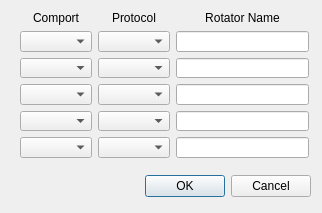
The window that mqt/MqtTestRotator/setupdialog.ui (zsteva/backup-minos2) describes before a commit, drawn with Qt 5.
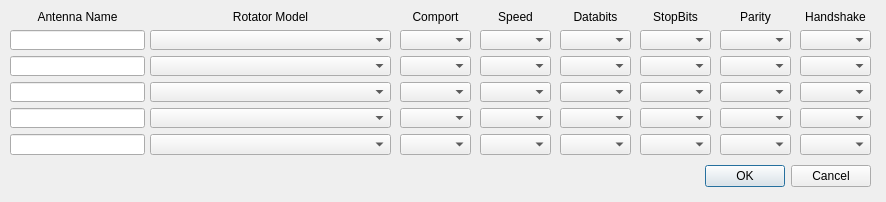
The same window after the commit.

The edit to the form file:
```diff
--- a/mqt/MqtTestRotator/setupdialog.ui
+++ b/mqt/MqtTestRotator/setupdialog.ui
@@ -6,8 +6,8 @@
    <rect>
     <x>0</x>
     <y>0</y>
-    <width>322</width>
-    <height>213</height>
+    <width>886</width>
+    <height>202</height>
    </rect>
   </property>
   <property name="windowTitle">
@@ -16,8 +16,8 @@
   <widget class="QDialogButtonBox" name="buttonBox">
    <property name="geometry">
     <rect>
-     <x>-30</x>
-     <y>170</y>
+     <x>530</x>
+     <y>160</y>
      <width>341</width>
      <height>32</height>
     </rect>
@@ -32,16 +32,125 @@
   <widget class="QWidget" name="layoutWidget">
    <property name="geometry">
     <rect>
-     <x>20</x>
-     <y>11</y>
-     <width>289</width>
-     <height>147</height>
+     <x>10</x>
+     <y>10</y>
+     <width>135</width>
+     <height>145</height>
     </rect>
    </property>
-   <layout class="QGridLayout" name="gridLayout_2">
-    <item row="0" column="0">
-     <layout class="QGridLayout" name="gridLayout">
-      <item row="0" column="0">
+   <layout class="QVBoxLayout" name="verticalLayout">
+    <item>
+     <widget class="QLabel" name="label_3">
+      <property name="text">
+       <string>Antenna Name</string>
+      </property>
+      <property name="alignment">
+       <set>Qt::AlignCenter</set>
+      </property>
+     </widget>
+    </item>
+    <item>
+     <widget class="QLineEdit" name="antennaNameEdit1"/>
+    </item>
+    <item>
+     <widget class="QLineEdit" name="antennaNameEdit2"/>
+    </item>
+    <item>
+     <widget class="QLineEdit" name="antennaNameEdit3"/>
+    </item>
+    <item>
+     <widget class="QLineEdit" name="antennaNameEdit4"/>
+    </item>
+    <item>
+     <widget class="QLineEdit" name="antennaNameEdit5"/>
+    </item>
+   </layout>
+  </widget>
+  <widget class="QWidget" name="layoutWidget">
+   <property name="geometry">
+    <rect>
+     <x>480</x>
+     <y>10</y>
+     <width>71</width>
+     <height>145</height>
+    </rect>
+   </property>
+   <layout class="QVBoxLayout" name="verticalLayout_4">
+    <item>
+     <widget class="QLabel" name="label_4">
+      <property name="text">
+       <string>Speed</string>
+      </property>
+      <property name="alignment">
+       <set>Qt::AlignCenter</set>
+      </property>
+     </widget>
+    </item>
+    <item>
+     <widget class="QComboBox" name="comSpeedBox1"/>
+    </item>
+    <item>
+     <widget class="QComboBox" name="comSpeedBox2"/>
+    </item>
+    <item>
+     <widget class="QComboBox" name="comSpeedBox3"/>
+    </item>
+    <item>
+     <widget class="QComboBox" name="comSpeedBox4"/>
+    </item>
+    <item>
+     <widget class="QComboBox" name="comSpeedBox5"/>
+    </item>
+   </layout>
+  </widget>
+  <widget class="QWidget" name="layoutWidget">
+   <property name="geometry">
+    <rect>
+     <x>150</x>
+     <y>10</y>
+     <width>241</width>
+     <height>145</height>
+    </rect>
+   </property>
+   <layout class="QVBoxLayout" name="verticalLayout_2">
+    <item>
+     <widget class="QLabel" name="label_2">
+      <property name="text">
+       <string>Rotator Model</string>
+      </property>
+      <property name="alignment">
+       <set>Qt::AlignCenter</set>
+      </property>
+     </widget>
+    </item>
+    <item>
+     <widget class="QComboBox" name="rotatorModelBox1"/>
+    </item>
+    <item>
+     <widget class="QComboBox" name="rotatorModelBox2"/>
+    </item>
+    <item>
+     <widget class="QComboBox" name="rotatorModelBox3"/>
+    </item>
+    <item>
+     <widget class="QComboBox" name="rotatorModelBox4"/>
+    </item>
+    <item>
+     <widget class="QComboBox" name="rotatorModelBox5"/>
+    </item>
+   </layout>
+  </widget>
+  <widget class="QWidget" name="layoutWidget">
+   <property name="geometry">
+    <rect>
+     <x>400</x>
+     <y>10</y>
+     <width>71</width>
+     <height>145</height>
+    </rect>
+   </property>
+   <layout class="QVBoxLayout" name="verticalLayout_3">
+    <item>
        <widget class="QLabel" name="label">
         <property name="text">
          <string>Comport</string>
@@ -51,54 +160,111 @@
         </property>
        </widget>
       </item>
-      <item row="0" column="1">
-       <widget class="QLabel" name="label_2">
-        <property name="text">
-         <string>Protocol</string>
-        </property>
-        <property name="alignment">
-         <set>Qt::AlignCenter</set>
-        </property>
-       </widget>
-      </item>
-      <item row="1" column="0">
+    <item>
        <widget class="QComboBox" name="comPortBox1"/>
       </item>
-      <item row="1" column="1">
-       <widget class="QComboBox" name="protcolBox1"/>
-      </item>
-      <item row="2" column="0">
+    <item>
        <widget class="QComboBox" name="comPortBox2"/>
       </item>
-      <item row="2" column="1">
-       <widget class="QComboBox" name="protcolBox2"/>
-      </item>
-      <item row="3" column="0">
+    <item>
        <widget class="QComboBox" name="comPortBox3"/>
       </item>
-      <item row="3" column="1">
-       <widget class="QComboBox" name="protcolBox3"/>
-      </item>
-      <item row="4" column="0">
+    <item>
        <widget class="QComboBox" name="comPortBox4"/>
       </item>
-      <item row="4" column="1">
-       <widget class="QComboBox" name="protcolBox4"/>
-      </item>
-      <item row="5" column="0">
+    <item>
        <widget class="QComboBox" name="comPortBox5"/>
       </item>
-      <item row="5" column="1">
-       <widget class="QComboBox" name="protcolBox5"/>
-      </item>
-     </layout>
+   </layout>
+  </widget>
+  <widget class="QWidget" name="layoutWidget_2">
+   <property name="geometry">
+    <rect>
+     <x>560</x>
+     <y>10</y>
+     <width>71</width>
+     <height>145</height>
+    </rect>
+   </property>
+   <layout class="QVBoxLayout" name="verticalLayout_5">
+    <item>
+     <widget class="QLabel" name="label_5">
+      <property name="text">
+       <string>Databits</string>
+      </property>
+      <property name="alignment">
+       <set>Qt::AlignCenter</set>
+      </property>
+     </widget>
+    </item>
+    <item>
+     <widget class="QComboBox" name="comDataBitsBox1"/>
+    </item>
+    <item>
+     <widget class="QComboBox" name="comDataBitsBox2"/>
+    </item>
+    <item>
+     <widget class="QComboBox" name="comDataBitsBox3"/>
+    </item>
+    <item>
+     <widget class="QComboBox" name="comDataBitsBox4"/>
+    </item>
+    <item>
+     <widget class="QComboBox" name="comDataBitsBox5"/>
+    </item>
+   </layout>
+  </widget>
+  <widget class="QWidget" name="layoutWidget_3">
+   <property name="geometry">
+    <rect>
+     <x>640</x>
+     <y>10</y>
+     <width>71</width>
+     <height>145</height>
+    </rect>
+   </property>
+   <layout class="QVBoxLayout" name="verticalLayout_6">
+    <item>
+     <widget class="QLabel" name="label_6">
+      <property name="text">
+       <string>StopBits</string>
+      </property>
+      <property name="alignment">
+       <set>Qt::AlignCenter</set>
+      </property>
+     </widget>
     </item>
-    <item row="0" column="1">
-     <layout class="QVBoxLayout" name="verticalLayout">
       <item>
-       <widget class="QLabel" name="label_3">
+     <widget class="QComboBox" name="comStopBitsBox1"/>
+    </item>
+    <item>
+     <widget class="QComboBox" name="comStopBitsBox2"/>
+    </item>
+    <item>
+     <widget class="QComboBox" name="comStopBitsBox3"/>
+    </item>
+    <item>
+     <widget class="QComboBox" name="comStopBitsBox4"/>
+    </item>
+    <item>
+     <widget class="QComboBox" name="comStopBitsBox5"/>
+    </item>
+   </layout>
+  </widget>
+  <widget class="QWidget" name="layoutWidget_4">
+   <property name="geometry">
+    <rect>
+     <x>720</x>
+     <y>10</y>
+     <width>71</width>
+     <height>145</height>
+    </rect>
+   </property>
+   <layout class="QVBoxLayout" name="verticalLayout_7">
+    <item>
+     <widget class="QLabel" name="label_7">
         <property name="text">
-         <string>Rotator Name</string>
+       <string>Parity</string>
         </property>
         <property name="alignment">
          <set>Qt::AlignCenter</set>
@@ -106,21 +272,56 @@
        </widget>
       </item>
       <item>
-       <widget class="QLineEdit" name="setupLineEdit1"/>
+     <widget class="QComboBox" name="comParityBox1"/>
       </item>
       <item>
-       <widget class="QLineEdit" name="setupLineEdit2"/>
+     <widget class="QComboBox" name="comParityBox2"/>
       </item>
       <item>
-       <widget class="QLineEdit" name="setupLineEdit3"/>
+     <widget class="QComboBox" name="comParityBox3"/>
       </item>
       <item>
-       <widget class="QLineEdit" name="setupLineEdit4"/>
+     <widget class="QComboBox" name="comParityBox4"/>
       </item>
       <item>
-       <widget class="QLineEdit" name="setupLineEdit5"/>
-      </item>
-     </layout>
+     <widget class="QComboBox" name="comParityBox5"/>
+    </item>
+   </layout>
+  </widget>
+  <widget class="QWidget" name="layoutWidget_5">
+   <property name="geometry">
+    <rect>
+     <x>800</x>
+     <y>10</y>
+     <width>71</width>
+     <height>145</height>
+    </rect>
+   </property>
+   <layout class="QVBoxLayout" name="verticalLayout_8">
+    <item>
+     <widget class="QLabel" name="label_8">
+      <property name="text">
+       <string>Handshake</string>
+      </property>
+      <property name="alignment">
+       <set>Qt::AlignCenter</set>
+      </property>
+     </widget>
+    </item>
+    <item>
+     <widget class="QComboBox" name="comHandShakeBox1"/>
+    </item>
+    <item>
+     <widget class="QComboBox" name="comHandShakeBox2"/>
+    </item>
+    <item>
+     <widget class="QComboBox" name="comHandShakeBox3"/>
+    </item>
+    <item>
+     <widget class="QComboBox" name="comHandShakeBox4"/>
+    </item>
+    <item>
+     <widget class="QComboBox" name="comHandShakeBox5"/>
     </item>
    </layout>
   </widget>
```
Left out of the diff: 2 changed lines with no effect on the pictures. Lines whose indentation alone changed are shown as unchanged.
